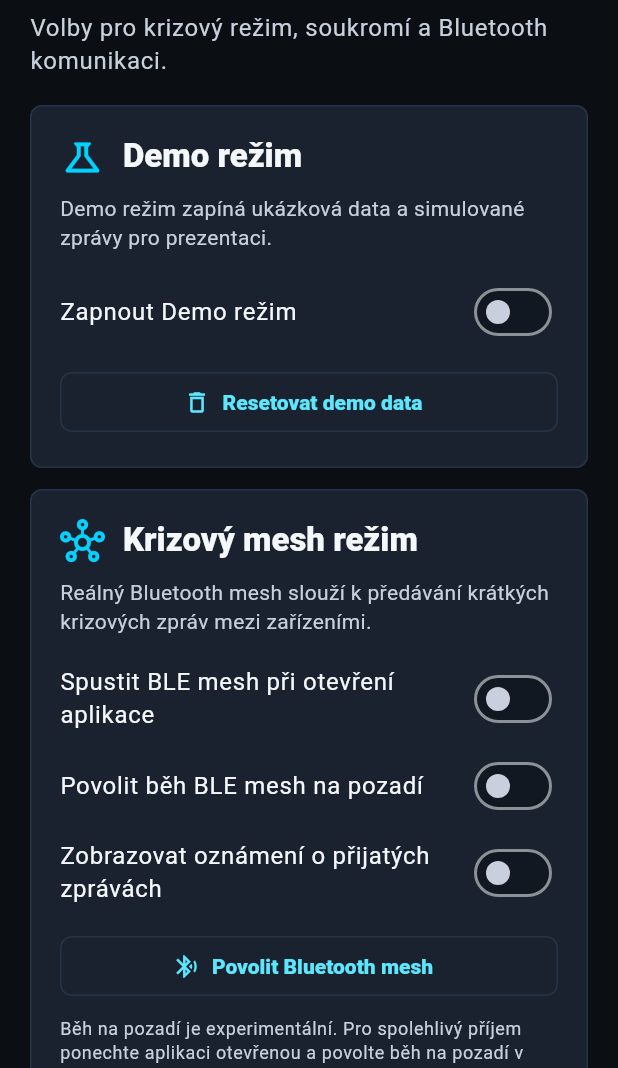
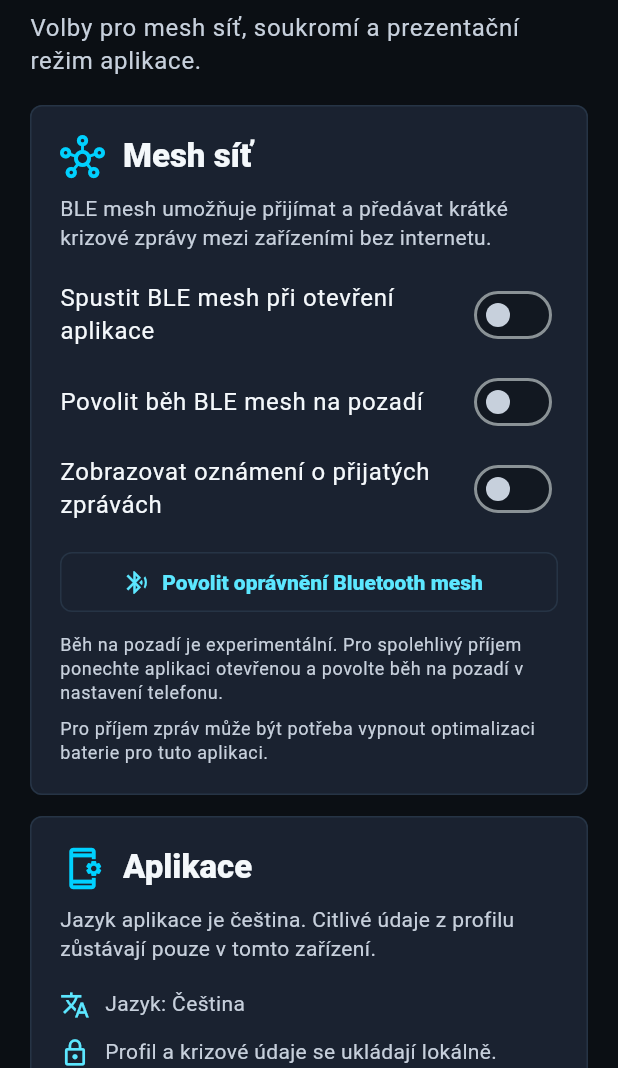
Before and after one commit to lakas988/BlackoutPrague, a Flutter app: the SettingsScreen screen opened directly, on a phone screen of 412 x 824 dp, the part 168-1236 px from its top. Run offline on Flutter 3.47's test engine with Material 3 defaults, Android fonts, the phone set to English and light mode, and no system bars; our stand-ins replace battery_plus, connectivity_plus, flutter_blue_plus, flutter_local_notifications, flutter_map, geolocator and 3 more; missing offline and left inert: flutter_ble_peripheral, flutter_foreground_task, mbtiles, vector_map_tiles, vector_map_tiles_mbtiles, vector_tile_renderer; accounts and stored records are empty.

Commit message:
Stable before map mesh profile and battery cleanup

```diff
--- a/lib/screens/settings_screen.dart
+++ b/lib/screens/settings_screen.dart
@@ -53,37 +53,18 @@ class _SettingsScreenState extends State<SettingsScreen> {
             Text('Nastavení', style: Theme.of(context).textTheme.headlineMedium),
             const SizedBox(height: 8),
             Text(
-              'Volby pro krizový režim, soukromí a Bluetooth komunikaci.',
-              style: Theme.of(context).textTheme.bodyLarge?.copyWith(color: const Color(0xFFC7D0DC)),
+              'Volby pro mesh síť, soukromí a prezentační režim aplikace.',
+              style: Theme.of(context)
+                  .textTheme
+                  .bodyLarge
+                  ?.copyWith(color: const Color(0xFFC7D0DC)),
             ),
             const SizedBox(height: 18),
             _SettingsSection(
-              icon: Icons.science_outlined,
-              title: 'Demo režim',
-              description: 'Demo režim zapíná ukázková data a simulované zprávy pro prezentaci.',
-              children: [
-                SwitchListTile(
-                  contentPadding: EdgeInsets.zero,
-                  title: const Text('Zapnout Demo režim'),
-                  value: _isDemoModeEnabled,
-                  onChanged: _setDemoMode,
-                ),
-                const SizedBox(height: 8),
-                SizedBox(
-                  width: double.infinity,
-                  child: OutlinedButton.icon(
-                    onPressed: _resetDemoData,
-                    icon: const Icon(Icons.delete_outline),
-                    label: const Text('Resetovat demo data'),
-                  ),
-                ),
-              ],
-            ),
-            const SizedBox(height: 14),
-            _SettingsSection(
               icon: Icons.hub_outlined,
-              title: 'Krizový mesh režim',
-              description: 'Reálný Bluetooth mesh slouží k předávání krátkých krizových zpráv mezi zařízeními.',
+              title: 'Mesh síť',
+              description:
+                  'BLE mesh umožňuje přijímat a předávat krátké krizové zprávy mezi zařízeními bez internetu.',
               children: [
                 SwitchListTile(
                   contentPadding: EdgeInsets.zero,
@@ -109,7 +90,7 @@ class _SettingsScreenState extends State<SettingsScreen> {
                   child: OutlinedButton.icon(
                     onPressed: _requestBluetoothMeshPermission,
                     icon: const Icon(Icons.bluetooth_searching_outlined),
-                    label: const Text('Povolit Bluetooth mesh'),
+                    label: const Text('Povolit oprávnění Bluetooth mesh'),
                   ),
                 ),
                 const SizedBox(height: 10),
@@ -119,22 +100,60 @@ class _SettingsScreenState extends State<SettingsScreen> {
                 ),
                 const SizedBox(height: 8),
                 Text(
-                  'Pro spolehlivý příjem zpráv může být potřeba vypnout optimalizaci baterie pro tuto aplikaci.',
+                  'Pro příjem zpráv může být potřeba vypnout optimalizaci baterie pro tuto aplikaci.',
                   style: Theme.of(context).textTheme.bodySmall,
                 ),
               ],
             ),
             const SizedBox(height: 14),
             const _SettingsSection(
-              icon: Icons.lock_outline,
-              title: 'Soukromí',
-              description: 'Citlivé údaje z profilu zůstávají pouze v tomto zařízení.',
+              icon: Icons.app_settings_alt_outlined,
+              title: 'Aplikace',
+              description:
+                  'Jazyk aplikace je čeština. Citlivé údaje z profilu zůstávají pouze v tomto zařízení.',
+              children: [
+                _InfoLine(
+                  icon: Icons.translate_outlined,
+                  text: 'Jazyk: Čeština',
+                ),
+                _InfoLine(
+                  icon: Icons.lock_outline,
+                  text: 'Profil a krizové údaje se ukládají lokálně.',
+                ),
+              ],
             ),
             const SizedBox(height: 14),
-            const _SettingsSection(
-              icon: Icons.info_outline,
-              title: 'O aplikaci',
-              description: 'Blackout Prague je offline-first krizová aplikace pro výpadek elektřiny a přetížené mobilní sítě v Praze.',
+            _SettingsSection(
+              icon: Icons.more_horiz,
+              title: 'Více',
+              description:
+                  'Demo režim a technické informace pro prezentaci aplikace.',
+              children: [
+                SwitchListTile(
+                  contentPadding: EdgeInsets.zero,
+                  title: const Text('Zapnout Demo režim'),
+                  subtitle: const Text(
+                    'Demo režim zapíná ukázková data a simulované zprávy pro prezentaci.',
+                  ),
+                  value: _isDemoModeEnabled,
+                  onChanged: _setDemoMode,
+                ),
+                const SizedBox(height: 8),
+                SizedBox(
+                  width: double.infinity,
+                  child: OutlinedButton.icon(
+                    onPressed: _resetDemoData,
+                    icon: const Icon(Icons.delete_outline),
+                    label: const Text('Resetovat demo data'),
+                  ),
+                ),
+                const SizedBox(height: 12),
+                const _InfoLine(
+                  icon: Icons.info_outline,
+                  text:
+                      'Blackout Prague je offline-first krizová aplikace pro výpadek elektřiny a přetížené mobilní sítě v Praze.',
+                ),
+              ],
             ),
           ],
         ),
@@ -229,7 +248,11 @@ class _SettingsScreenState extends State<SettingsScreen> {
       return;
     }
 
-    _showSnackBar(granted ? 'Bluetooth mesh je povolený.' : 'BLE mesh nelze spustit bez oprávnění Bluetooth.');
+    _showSnackBar(
+      granted
+          ? 'Bluetooth mesh je povolený.'
+          : 'BLE mesh nelze spustit bez oprávnění Bluetooth.',
+    );
   }
 
   Future<void> _resetDemoData() async {
@@ -273,7 +296,9 @@ class _SettingsSection extends StatelessWidget {
               children: [
                 Icon(icon, size: 30, color: const Color(0xFF00D1FF)),
                 const SizedBox(width: 12),
-                Expanded(child: Text(title, style: Theme.of(context).textTheme.titleLarge)),
+                Expanded(
+                  child: Text(title, style: Theme.of(context).textTheme.titleLarge),
+                ),
               ],
             ),
             const SizedBox(height: 10),
@@ -288,3 +313,25 @@ class _SettingsSection extends StatelessWidget {
     );
   }
 }
+
+class _InfoLine extends StatelessWidget {
+  const _InfoLine({required this.icon, required this.text});
+
+  final IconData icon;
+  final String text;
+
+  @override
+  Widget build(BuildContext context) {
+    return Padding(
+      padding: const EdgeInsets.symmetric(vertical: 6),
+      child: Row(
+        crossAxisAlignment: CrossAxisAlignment.start,
+        children: [
+          Icon(icon, size: 20, color: const Color(0xFF5CE7FF)),
+          const SizedBox(width: 10),
+          Expanded(child: Text(text)),
+        ],
+      ),
+    );
+  }
+}
```
Also changed, not shown: lib/screens/map_screen.dart (+30 -12 lines).
